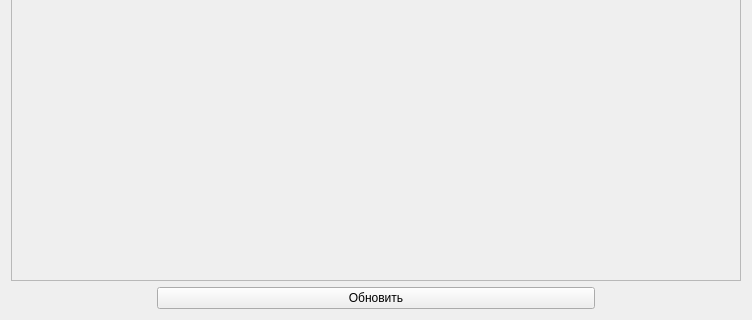
Old version of the form ViewModels/MainApplicationViewModels/NestedViewModels/CabinetViewModels/activeordersviewmodel.ui in the repository SisAdminNsk/CarRentalClient; both pictures show x 0 to 752 and y 252 to 572 of the 752 by 572 pixel window.
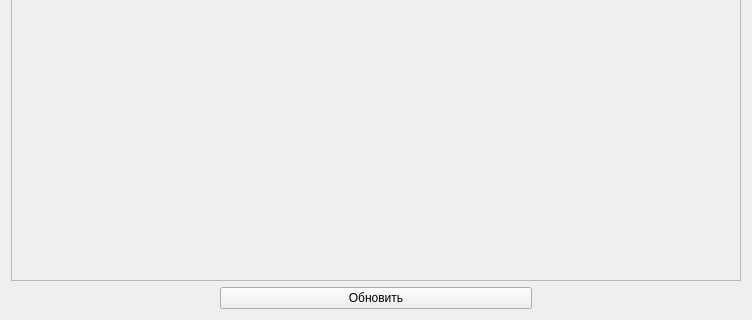
New version of the form.

```diff
--- a/ViewModels/MainApplicationViewModels/NestedViewModels/CabinetViewModels/activeordersviewmodel.ui
+++ b/ViewModels/MainApplicationViewModels/NestedViewModels/CabinetViewModels/activeordersviewmodel.ui
@@ -44,7 +44,7 @@
     </widget>
    </item>
    <item row="2" column="0">
-    <layout class="QHBoxLayout" name="horizontalLayout_2" stretch="1,3,1">
+    <layout class="QHBoxLayout" name="horizontalLayout_2" stretch="2,3,2">
      <item>
       <spacer name="horizontalSpacer">
        <property name="orientation">
```
Left out of the diff: 3 changed lines with no effect on the pictures.
